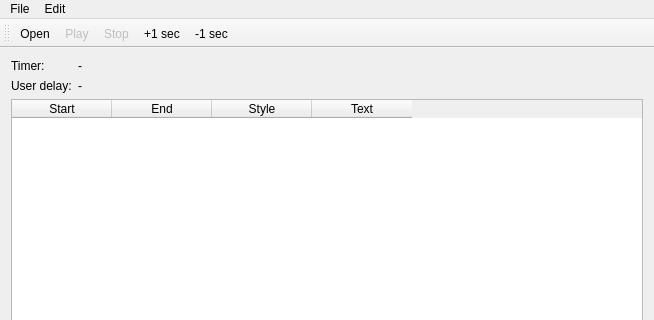
Before: the Qt Designer form mainwindow.ui in Subtivals/subtivals, drawn with Qt 5; both pictures show x 0 to 654 and y 0 to 320 of the 654 by 500 pixel window.
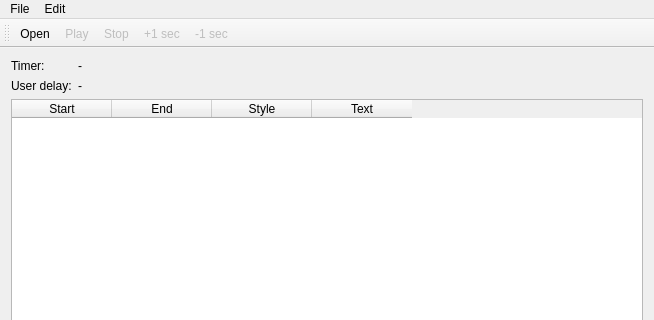
After: the same form once the commit is applied.

Commit message: add 1 sec and sub 1 sec disabled by default

```diff
--- a/mainwindow.ui
+++ b/mainwindow.ui
@@ -175,11 +175,17 @@
    </property>
   </action>
   <action name="actionAdd1Sec">
+   <property name="enabled">
+    <bool>false</bool>
+   </property>
    <property name="text">
     <string>+1 sec</string>
    </property>
   </action>
   <action name="actionSub1Sec">
+   <property name="enabled">
+    <bool>false</bool>
+   </property>
    <property name="text">
     <string>-1 sec</string>
    </property>
```
